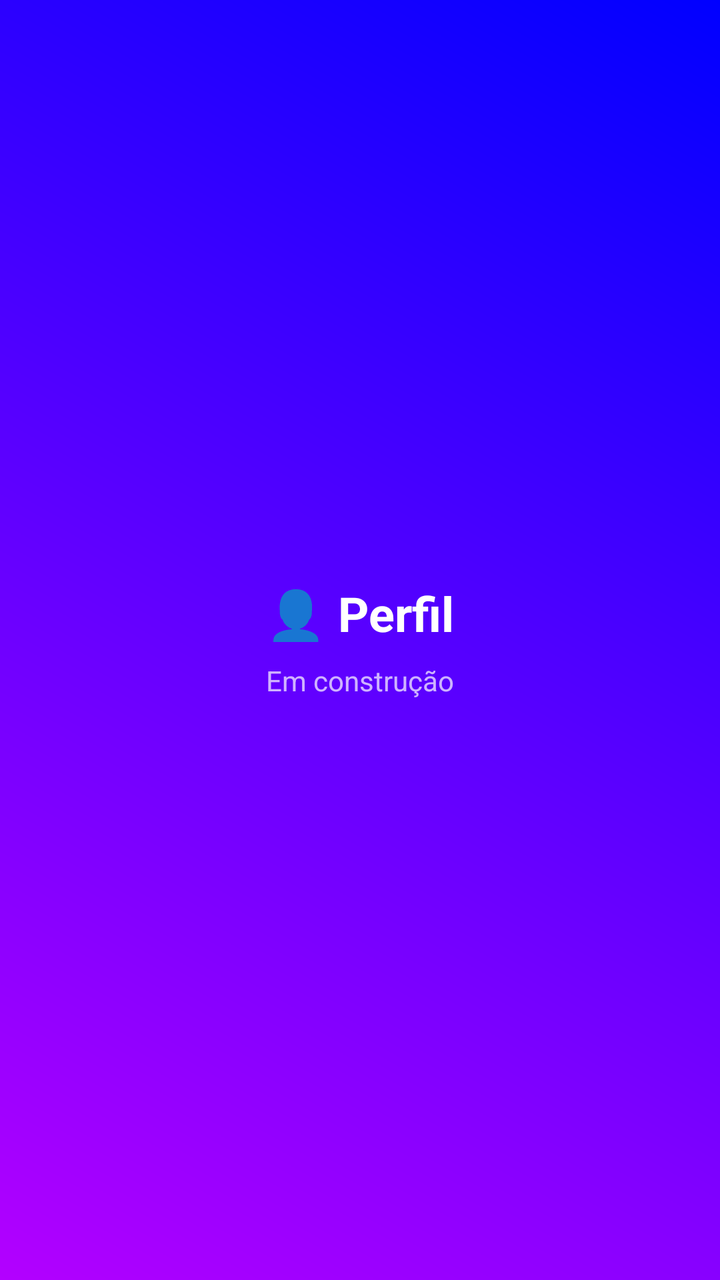
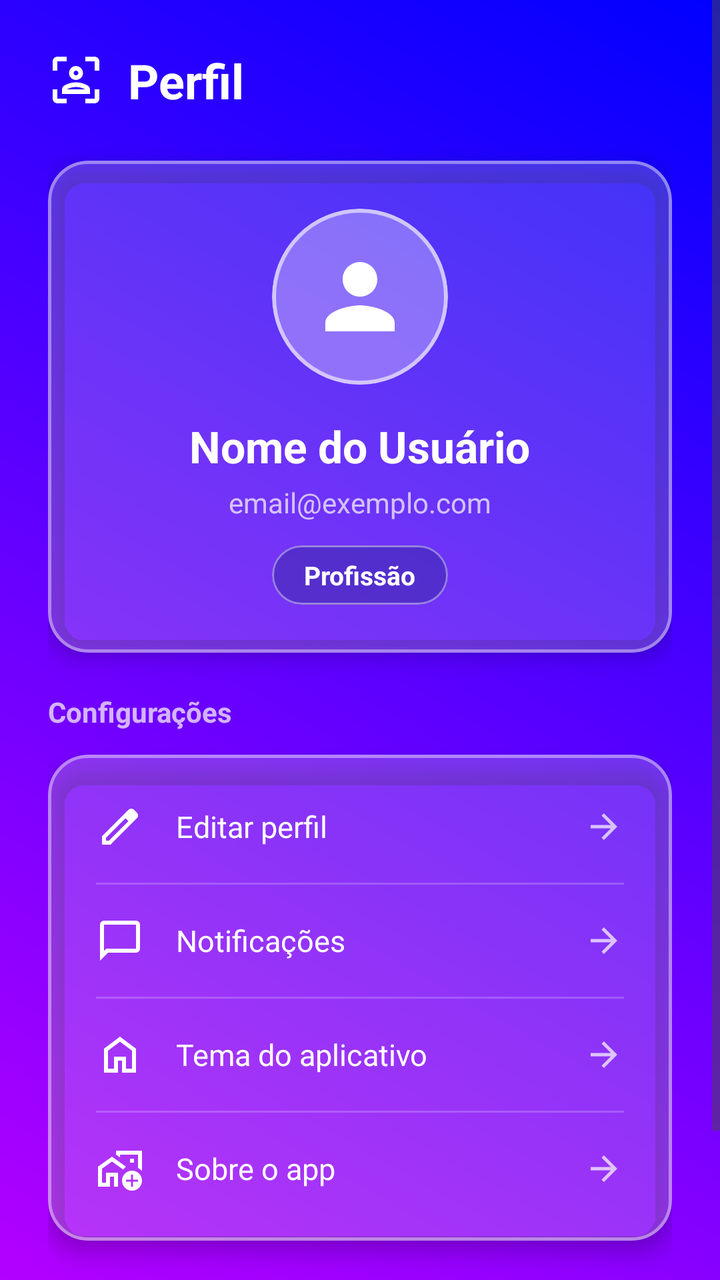

Screens rendered from an Android XML layout before and after an edit, with the pre-edit source and the edit as a unified diff.
<!-- AndroidManifest.xml: application theme Theme.PlataformaRemota -->
<!-- res/layout/fragment_profile.xml -->
<?xml version="1.0" encoding="utf-8"?>
<LinearLayout xmlns:android="http://schemas.android.com/apk/res/android"
    android:layout_width="match_parent"
    android:layout_height="match_parent"
    android:background="@drawable/background_gradiente"
    android:gravity="center"
    android:orientation="vertical">

    <TextView
        android:layout_width="wrap_content"
        android:layout_height="wrap_content"
        android:text="👤 Perfil"
        android:textColor="@color/white"
        android:textSize="24sp"
        android:textStyle="bold" />

    <TextView
        android:layout_width="wrap_content"
        android:layout_height="wrap_content"
        android:layout_marginTop="8dp"
        android:text="Em construção"
        android:textColor="#B3FFFFFF"
        android:textSize="14sp" />
</LinearLayout>
<!-- resources referenced by this layout -->
<resources>
  <!-- unchanged entries left out for length: 4 -->
</resources>

<!-- the commit's change to res/layout/fragment_profile.xml (unified diff, before → after) -->
@@ -1,24 +1,330 @@
 <?xml version="1.0" encoding="utf-8"?>
-<LinearLayout xmlns:android="http://schemas.android.com/apk/res/android"
+<ScrollView xmlns:android="http://schemas.android.com/apk/res/android"
+    xmlns:app="http://schemas.android.com/apk/res-auto"
+    xmlns:tools="http://schemas.android.com/tools"
     android:layout_width="match_parent"
     android:layout_height="match_parent"
     android:background="@drawable/background_gradiente"
-    android:gravity="center"
-    android:orientation="vertical">
-
-    <TextView
-        android:layout_width="wrap_content"
+    android:fillViewport="true">
+
+    <LinearLayout
+        android:layout_width="match_parent"
         android:layout_height="wrap_content"
-        android:text="👤 Perfil"
-        android:textColor="@color/white"
-        android:textSize="24sp"
-        android:textStyle="bold" />
-
-    <TextView
-        android:layout_width="wrap_content"
-        android:layout_height="wrap_content"
-        android:layout_marginTop="8dp"
-        android:text="Em construção"
-        android:textColor="#B3FFFFFF"
-        android:textSize="14sp" />
-</LinearLayout>
+        android:orientation="vertical"
+        android:padding="24dp">
+
+        
+        <LinearLayout
+            android:layout_width="match_parent"
+            android:layout_height="wrap_content"
+            android:gravity="center_vertical"
+            android:orientation="horizontal"
+            android:layout_marginBottom="24dp">
+
+            <ImageView
+                android:layout_width="28dp"
+                android:layout_height="28dp"
+                android:layout_marginEnd="12dp"
+                android:src="@drawable/ic_profile"
+                app:tint="@color/white" />
+
+            <TextView
+                android:layout_width="0dp"
+                android:layout_height="wrap_content"
+                android:layout_weight="1"
+                android:text="Perfil"
+                android:textColor="@color/white"
+                android:textSize="24sp"
+                android:textStyle="bold" />
+        </LinearLayout>
+
+        
+        <com.google.android.material.card.MaterialCardView
+            android:layout_width="match_parent"
+            android:layout_height="wrap_content"
+            android:layout_marginBottom="20dp"
+            app:cardBackgroundColor="#33FFFFFF"
+            app:cardCornerRadius="20dp"
+            app:cardElevation="6dp"
+            app:strokeWidth="1.5dp"
+            app:strokeColor="#66FFFFFF">
+
+            <LinearLayout
+                android:layout_width="match_parent"
+                android:layout_height="wrap_content"
+                android:gravity="center_horizontal"
+                android:orientation="vertical"
+                android:padding="24dp">
+
+                
+                <com.google.android.material.card.MaterialCardView
+                    android:layout_width="88dp"
+                    android:layout_height="88dp"
+                    android:layout_marginBottom="16dp"
+                    app:cardBackgroundColor="#4DFFFFFF"
+                    app:cardCornerRadius="44dp"
+                    app:cardElevation="0dp"
+                    app:strokeWidth="2dp"
+                    app:strokeColor="#99FFFFFF">
+
+                    <ImageView
+                        android:layout_width="match_parent"
+                        android:layout_height="match_parent"
+                        android:padding="18dp"
+                        android:src="@drawable/ic_person"
+                        app:tint="@color/white" />
+                </com.google.android.material.card.MaterialCardView>
+
+                
+                <TextView
+                    android:id="@+id/txtNomePerfil"
+                    android:layout_width="wrap_content"
+                    android:layout_height="wrap_content"
+                    android:text="Nome do Usuário"
+                    android:textColor="@color/white"
+                    android:textSize="22sp"
+                    android:textStyle="bold" />
+
+                
+                <TextView
+                    android:id="@+id/txtEmailPerfil"
+                    android:layout_width="wrap_content"
+                    android:layout_height="wrap_content"
+                    android:layout_marginTop="4dp"
+                    android:text="email@exemplo.com"
+                    android:textColor="#B3FFFFFF"
+                    android:textSize="14sp" />
+
+                
+                <com.google.android.material.card.MaterialCardView
+                    android:layout_width="wrap_content"
+                    android:layout_height="wrap_content"
+                    android:layout_marginTop="12dp"
+                    app:cardBackgroundColor="#4D0D226B"
+                    app:cardCornerRadius="20dp"
+                    app:cardElevation="0dp"
+                    app:strokeWidth="1dp"
+                    app:strokeColor="#66FFFFFF">
+
+                    <TextView
+                        android:id="@+id/txtProfissaoPerfil"
+                        android:layout_width="wrap_content"
+                        android:layout_height="wrap_content"
+                        android:paddingHorizontal="16dp"
+                        android:paddingVertical="6dp"
+                        android:text="Profissão"
+                        android:textColor="@color/white"
+                        android:textSize="13sp"
+                        android:textStyle="bold" />
+                </com.google.android.material.card.MaterialCardView>
+
+            </LinearLayout>
+        </com.google.android.material.card.MaterialCardView>
+
+        
+        <TextView
+            android:layout_width="wrap_content"
+            android:layout_height="wrap_content"
+            android:layout_marginBottom="12dp"
+            android:text="Configurações"
+            android:textColor="#B3FFFFFF"
+            android:textSize="14sp"
+            android:textStyle="bold" />
+
+        
+        <com.google.android.material.card.MaterialCardView
+            android:layout_width="match_parent"
+            android:layout_height="wrap_content"
+            android:layout_marginBottom="24dp"
+            app:cardBackgroundColor="#33FFFFFF"
+            app:cardCornerRadius="20dp"
+            app:cardElevation="6dp"
+            app:strokeWidth="1.5dp"
+            app:strokeColor="#66FFFFFF">
+
+            <LinearLayout
+                android:layout_width="match_parent"
+                android:layout_height="wrap_content"
+                android:orientation="vertical"
+                android:padding="8dp">
+
+                
+                <LinearLayout
+                    android:id="@+id/opcaoEditarPerfil"
+                    android:layout_width="match_parent"
+                    android:layout_height="wrap_content"
+                    android:background="?attr/selectableItemBackground"
+                    android:clickable="true"
+                    android:focusable="true"
+                    android:gravity="center_vertical"
+                    android:orientation="horizontal"
+                    android:padding="16dp">
+
+                    <ImageView
+                        android:layout_width="24dp"
+                        android:layout_height="24dp"
+                        android:layout_marginEnd="16dp"
+                        android:src="@drawable/ic_edit"
+                        app:tint="@color/white" />
+
+                    <TextView
+                        android:layout_width="0dp"
+                        android:layout_height="wrap_content"
+                        android:layout_weight="1"
+                        android:text="Editar perfil"
+                        android:textColor="@color/white"
+                        android:textSize="15sp" />
+
+                    <ImageView
+                        android:layout_width="20dp"
+                        android:layout_height="20dp"
+                        android:src="@drawable/ic_arrow_back"
+                        android:rotation="180"
+                        app:tint="#B3FFFFFF" />
+                </LinearLayout>
+
+                <View
+                    android:layout_width="match_parent"
+                    android:layout_height="1dp"
+                    android:layout_marginHorizontal="16dp"
+                    android:background="#33FFFFFF" />
+
+                
+                <LinearLayout
+                    android:id="@+id/opcaoNotificacoes"
+                    android:layout_width="match_parent"
+                    android:layout_height="wrap_content"
+                    android:background="?attr/selectableItemBackground"
+                    android:clickable="true"
+                    android:focusable="true"
+                    android:gravity="center_vertical"
+                    android:orientation="horizontal"
+                    android:padding="16dp">
+
+                    <ImageView
+                        android:layout_width="24dp"
+                        android:layout_height="24dp"
+                        android:layout_marginEnd="16dp"
+                        android:src="@drawable/ic_message"
+                        app:tint="@color/white" />
+
+                    <TextView
+                        android:layout_width="0dp"
+                        android:layout_height="wrap_content"
+                        android:layout_weight="1"
+                        android:text="Notificações"
+                        android:textColor="@color/white"
+                        android:textSize="15sp" />
+
+                    <ImageView
+                        android:layout_width="20dp"
+                        android:layout_height="20dp"
+                        android:src="@drawable/ic_arrow_back"
+                        android:rotation="180"
+                        app:tint="#B3FFFFFF" />
+                </LinearLayout>
+
+                <View
+                    android:layout_width="match_parent"
+                    android:layout_height="1dp"
+                    android:layout_marginHorizontal="16dp"
+                    android:background="#33FFFFFF" />
+
+                
+                <LinearLayout
+                    android:id="@+id/opcaoTema"
+                    android:layout_width="match_parent"
+                    android:layout_height="wrap_content"
+                    android:background="?attr/selectableItemBackground"
+                    android:clickable="true"
+                    android:focusable="true"
+                    android:gravity="center_vertical"
+                    android:orientation="horizontal"
+                    android:padding="16dp">
+
+                    <ImageView
+                        android:layout_width="24dp"
+                        android:layout_height="24dp"
+                        android:layout_marginEnd="16dp"
+                        android:src="@drawable/ic_home"
+                        app:tint="@color/white" />
+
+                    <TextView
+                        android:layout_width="0dp"
+                        android:layout_height="wrap_content"
+                        android:layout_weight="1"
+                        android:text="Tema do aplicativo"
+                        android:textColor="@color/white"
+                        android:textSize="15sp" />
+
+                    <ImageView
+                        android:layout_width="20dp"
+                        android:layout_height="20dp"
+                        android:src="@drawable/ic_arrow_back"
+                        android:rotation="180"
+                        app:tint="#B3FFFFFF" />
+                </LinearLayout>
+
+                <View
+                    android:layout_width="match_parent"
+                    android:layout_height="1dp"
+                    android:layout_marginHorizontal="16dp"
+                    android:background="#33FFFFFF" />
+
+                
+                <LinearLayout
+                    android:id="@+id/opcaoSobre"
+                    android:layout_width="match_parent"
+                    android:layout_height="wrap_content"
+                    android:background="?attr/selectableItemBackground"
+                    android:clickable="true"
+                    android:focusable="true"
+                    android:gravity="center_vertical"
+                    android:orientation="horizontal"
+                    android:padding="16dp">
+
+                    <ImageView
+                        android:layout_width="24dp"
+                        android:layout_height="24dp"
+                        android:layout_marginEnd="16dp"
+                        android:src="@drawable/ic_work_outline"
+                        app:tint="@color/white" />
+
+                    <TextView
+                        android:layout_width="0dp"
+                        android:layout_height="wrap_content"
+                        android:layout_weight="1"
+                        android:text="Sobre o app"
+                        android:textColor="@color/white"
+                        android:textSize="15sp" />
+
+                    <ImageView
+                        android:layout_width="20dp"
+                        android:layout_height="20dp"
+                        android:src="@drawable/ic_arrow_back"
+                        android:rotation="180"
+                        app:tint="#B3FFFFFF" />
+                </LinearLayout>
+
+            </LinearLayout>
+        </com.google.android.material.card.MaterialCardView>
+
+        
+        <com.google.android.material.button.MaterialButton
+            android:id="@+id/btnLogoutPerfil"
+            android:layout_width="match_parent"
+            android:layout_height="56dp"
+            android:backgroundTint="#D32F2F"
+            android:text="SAIR DA CONTA"
+            android:textColor="@color/white"
+            android:textSize="15sp"
+            android:textStyle="bold"
+            app:cornerRadius="28dp"
+            app:elevation="4dp"
+            app:icon="@drawable/ic_logout"
+            app:iconGravity="textStart"
+            app:iconPadding="8dp"
+            app:iconTint="@color/white" />
+
+    </LinearLayout>
+</ScrollView>
<!-- resource entries referenced after the edit -->
@@ -1,5 +1,53 @@
 <!-- resources referenced by this layout -->
 <resources>
+  <!-- drawable ic_arrow_back (drawable) -->
+  <vector xmlns:android="http://schemas.android.com/apk/res/android" android:autoMirrored="true" android:height="24dp" android:tint="#000000" android:viewportHeight="960" android:viewportWidth="960" android:width="24dp">
+        
+      <path android:fillColor="@android:color/white" android:pathData="M313,520L537,744L480,800L160,480L480,160L537,216L313,440L800,440L800,520L313,520Z"/>
+      
+  </vector>
+  <!-- drawable ic_edit (drawable) -->
+  <vector xmlns:android="http://schemas.android.com/apk/res/android" android:height="24dp" android:tint="#000000" android:viewportHeight="960" android:viewportWidth="960" android:width="24dp">
+        
+      <path android:fillColor="@android:color/white" android:pathData="M200,760L257,760L648,369L591,312L200,703L200,760ZM120,840L120,670L648,143Q660,132 674.5,126Q689,120 705,120Q721,120 736,126Q751,132 762,144L817,200Q829,211 834.5,226Q840,241 840,256Q840,272 834.5,286.5Q829,301 817,313L290,840L120,840ZM760,256L760,256L704,200L704,200L760,256ZM619,341L591,312L591,312L648,369L648,369L619,341Z"/>
+      
+  </vector>
+  <!-- drawable ic_home (drawable) -->
+  <vector xmlns:android="http://schemas.android.com/apk/res/android" android:height="24dp" android:tint="#000000" android:viewportHeight="960" android:viewportWidth="960" android:width="24dp">
+        
+      <path android:fillColor="@android:color/white" android:pathData="M240,760L360,760L360,520L600,520L600,760L720,760L720,400L480,220L240,400L240,760ZM160,840L160,360L480,120L800,360L800,840L520,840L520,600L440,600L440,840L160,840ZM480,490L480,490L480,490L480,490L480,490L480,490L480,490L480,490L480,490Z"/>
+      
+  </vector>
+  <!-- drawable ic_logout (drawable) -->
+  <vector xmlns:android="http://schemas.android.com/apk/res/android" android:height="24dp" android:tint="#000000" android:viewportHeight="960" android:viewportWidth="960" android:width="24dp">
+        
+      <path android:fillColor="@android:color/white" android:pathData="M256,760L200,704L424,480L200,256L256,200L480,424L704,200L760,256L536,480L760,704L704,760L480,536L256,760Z"/>
+      
+  </vector>
+  <!-- drawable ic_message (drawable) -->
+  <vector xmlns:android="http://schemas.android.com/apk/res/android" android:height="24dp" android:tint="#000000" android:viewportHeight="960" android:viewportWidth="960" android:width="24dp">
+        
+      <path android:fillColor="@android:color/white" android:pathData="M80,880L80,160Q80,127 103.5,103.5Q127,80 160,80L800,80Q833,80 856.5,103.5Q880,127 880,160L880,640Q880,673 856.5,696.5Q833,720 800,720L240,720L80,880ZM206,640L800,640Q800,640 800,640Q800,640 800,640L800,160Q800,160 800,160Q800,160 800,160L160,160Q160,160 160,160Q160,160 160,160L160,685L206,640ZM160,640L160,640L160,160Q160,160 160,160Q160,160 160,160L160,160Q160,160 160,160Q160,160 160,160L160,640Q160,640 160,640Q160,640 160,640Z"/>
+      
+  </vector>
+  <!-- drawable ic_person (drawable) -->
+  <vector xmlns:android="http://schemas.android.com/apk/res/android" android:height="24dp" android:tint="#000000" android:viewportHeight="24" android:viewportWidth="24" android:width="24dp">
+        
+      <path android:fillColor="@android:color/white" android:pathData="M12,12c2.21,0 4,-1.79 4,-4s-1.79,-4 -4,-4 -4,1.79 -4,4 1.79,4 4,4zM12,14c-2.67,0 -8,1.34 -8,4v2h16v-2c0,-2.66 -5.33,-4 -8,-4z"/>
+      
+  </vector>
+  <!-- drawable ic_profile (drawable) -->
+  <vector xmlns:android="http://schemas.android.com/apk/res/android" android:height="24dp" android:tint="#000000" android:viewportHeight="960" android:viewportWidth="960" android:width="24dp">
+        
+      <path android:fillColor="@android:color/white" android:pathData="M480,480Q429,480 394.5,445.5Q360,411 360,360Q360,310 394.5,275Q429,240 480,240Q530,240 565,275Q600,310 600,360Q600,411 565,445.5Q530,480 480,480ZM480,400Q497,400 508.5,388.5Q520,377 520,360Q520,343 508.5,331.5Q497,320 480,320Q463,320 451.5,331.5Q440,343 440,360Q440,377 451.5,388.5Q463,400 480,400ZM240,720L240,644Q240,623 250.5,604.5Q261,586 279,575Q325,548 375.5,534Q426,520 480,520Q534,520 584.5,534Q635,548 681,575Q699,586 709.5,604.5Q720,623 720,644L720,720L240,720ZM400,610Q361,620 326,640L326,640L634,640L634,640Q599,620 560,610Q521,600 480,600Q439,600 400,610ZM480,360Q480,360 480,360Q480,360 480,360Q480,360 480,360Q480,360 480,360Q480,360 480,360Q480,360 480,360Q480,360 480,360Q480,360 480,360ZM560,640Q599,640 634,640L634,640L326,640L326,640Q361,640 400,640Q439,640 480,640Q521,640 560,640ZM160,880Q127,880 103.5,856.5Q80,833 80,800L80,640L160,640L160,800Q160,800 160,800Q160,800 160,800L320,800L320,880L160,880ZM80,320L80,160Q80,127 103.5,103.5Q127,80 160,80L320,80L320,160L160,160Q160,160 160,160Q160,160 160,160L160,320L80,320ZM640,880L640,800L800,800Q800,800 800,800Q800,800 800,800L800,640L880,640L880,800Q880,833 856.5,856.5Q833,880 800,880L640,880ZM800,320L800,160Q800,160 800,160Q800,160 800,160L640,160L640,80L800,80Q833,80 856.5,103.5Q880,127 880,160L880,320L800,320Z"/>
+      
+  </vector>
+  <!-- drawable ic_work_outline (drawable) -->
+  <vector xmlns:android="http://schemas.android.com/apk/res/android" android:height="24dp" android:tint="#000000" android:viewportHeight="960" android:viewportWidth="960" android:width="24dp">
+        
+      <path android:fillColor="@android:color/white" android:pathData="M200,760L200,560L320,560L440,560L440,760Q440,760 440,760Q440,760 440,760Q440,760 440,760Q440,760 440,760L440,760L440,560L200,560L200,760ZM680,400L680,400Q680,400 680,400Q680,400 680,400Q680,400 680,400Q680,400 680,400L680,400L680,400L680,400ZM40,840L40,440L320,240L600,440L600,440Q586,454 571.5,468.5Q557,483 543,497L543,497L320,338L120,480L120,760L200,760L200,560L440,560L440,760L440,760Q440,781 440,801Q440,821 440,840L360,840L360,640L280,640L280,840L40,840ZM920,120L920,525Q903,507 883,492.5Q863,478 840,467L840,200L480,200L480,256L400,198L400,120L920,120ZM680,360L760,360L760,280L680,280L680,360ZM720,920Q637,920 578.5,861.5Q520,803 520,720Q520,637 578.5,578.5Q637,520 720,520Q803,520 861.5,578.5Q920,637 920,720Q920,803 861.5,861.5Q803,920 720,920ZM700,840L740,840L740,740L840,740L840,700L740,700L740,600L700,600L700,700L600,700L600,740L700,740L700,840Z"/>
+      
+  </vector>
   <!-- unchanged entries left out for length: 4 -->
 </resources>
 
